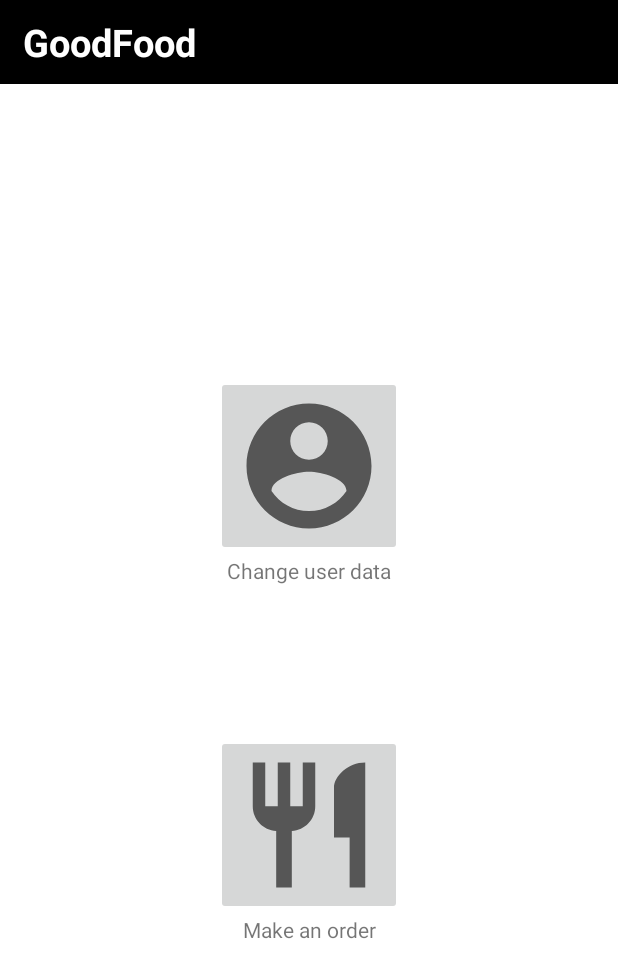
After one commit to serujin/GoodFood, an Android app: the IntermediateActivity screen opened directly, with no data from a screen before it, on a phone screen of 412 x 824 dp. The commit adds this screen. Shown: the top 978 px of the screen. Run offline under Robolectric (Android 15) with nearby library versions, the phone set to English and light mode, and no system bars; our stand-ins replace Firebase (no records; nobody signed in at launch, a user with empty details on screens opened directly).

Commit message:
Added intermediate

```diff
--- /dev/null
+++ b/GoodFood/app/src/main/java/com/android/serujilituni/goodfood/activities/intermediate/IntermediateActivity.java
@@ -0,0 +1,30 @@
+package com.android.serujilituni.goodfood.activities.intermediate;
+
+import androidx.appcompat.app.AppCompatActivity;
+
+import android.os.Bundle;
+
+import com.android.serujilituni.goodfood.R;
+import com.android.serujilituni.goodfood.activities.changedata.ChangeDataActivity;
+import com.android.serujilituni.goodfood.activities.restaurant.RestaurantsActivity;
+import com.android.serujilituni.goodfood.store.AppCache;
+import com.android.serujilituni.goodfood.store.DBManager;
+import com.android.serujilituni.goodfood.utils.Utils;
+
+public class IntermediateActivity extends AppCompatActivity {
+
+    @Override
+    protected void onCreate(Bundle savedInstanceState) {
+        super.onCreate(savedInstanceState);
+        setContentView(R.layout.activity_intermediate);
+        AppCache.getInstance().setContext(this);
+        DBManager.getInstance().updateRestaurants();
+        initButtons();
+        Utils.updateUserLocation();
+    }
+
+    private void initButtons() {
+        findViewById(R.id.change_user_data_btn).setOnClickListener(v -> Utils.changeActivity(ChangeDataActivity.class));
+        findViewById(R.id.go_to_restaurant_btn).setOnClickListener(v -> Utils.changeActivity(RestaurantsActivity.class));
+    }
+}
--- a/GoodFood/app/src/main/java/com/android/serujilituni/goodfood/activities/login/LoginActivity.java
+++ b/GoodFood/app/src/main/java/com/android/serujilituni/goodfood/activities/login/LoginActivity.java
@@ -19,8 +19,7 @@ public class LoginActivity extends AppCompatActivity {
         super.onCreate(savedInstanceState);
         setContentView(R.layout.activity_login);
         AppCache.getInstance().setContext(this);
-
-        new LoginController(getTextViews(), getEditTexts(), findViewById(R.id.login_btn), findViewById(R.id.progress_bar));
+        new LoginController(getTextViews(), getEditTexts(), findViewById(R.id.login_btn));
         /*** Test Data
 
          /**
--- a/GoodFood/app/src/main/java/com/android/serujilituni/goodfood/activities/login/LoginController.java
+++ b/GoodFood/app/src/main/java/com/android/serujilituni/goodfood/activities/login/LoginController.java
@@ -22,8 +22,8 @@ public class LoginController {
     private EditText[] ets;
     private Button loginBtn;
 
-    public LoginController(TextView[] tvs, EditText[] ets, Button loginBtn, ProgressBar pb) {
-        DBManager.getInstance().updateRestaurants();
+    public LoginController(TextView[] tvs, EditText[] ets, Button loginBtn) {
+
         this.tvs = tvs;
         this.ets = ets;
         this.loginBtn = loginBtn;
@@ -54,12 +54,7 @@ public class LoginController {
         String email = Utils.getStringFromEditText(this.ets[Constants.LOGIN_EMAIL_ET_INDEX]).trim();
         String password = Utils.getStringFromEditText(this.ets[Constants.LOGIN_PASSWORD_ET_INDEX]).trim();
         if(validateUserData(email, password)) {
-            new Handler(Looper.getMainLooper()).postDelayed(new Runnable() {
-                @Override
-                public void run() {
-                    CredentialsManager.login(email, password);
-                }
-            }, 500);
+            new Handler(Looper.getMainLooper()).postDelayed(() -> CredentialsManager.login(email, password), 500);
         }
     }
 
--- a/GoodFood/app/src/main/java/com/android/serujilituni/goodfood/activities/menu/MenuController.java
+++ b/GoodFood/app/src/main/java/com/android/serujilituni/goodfood/activities/menu/MenuController.java
@@ -48,7 +48,7 @@ public class MenuController {
     private void initOrderNavigationView() {
         menu.setOnClickListener(view -> openDrawer());
         pay.setOnClickListener(view -> {
-            if(AppCache.getInstance().getLocation()[0] == null) {
+            if(AppCache.getInstance().getLocation()[0] != null && AppCache.getInstance().getLocation()[1] != null) {
                 if(AppCache.getInstance().getCurrentOrder().size() > 0) {
                     Utils.changeActivity(OrderSummaryActivity.class);
                 } else {
--- a/GoodFood/app/src/main/java/com/android/serujilituni/goodfood/activities/restaurant/RestaurantsController.java
+++ b/GoodFood/app/src/main/java/com/android/serujilituni/goodfood/activities/restaurant/RestaurantsController.java
@@ -32,7 +32,6 @@ public class RestaurantsController {
         this.pay = pay;
         this.price = price;
         initViews();
-        Utils.updateUserLocation();
     }
 
     private void initViews() {
@@ -49,7 +48,7 @@ public class RestaurantsController {
     private void initOrderNavigationView() {
          menu.setOnClickListener(view -> openDrawer());
          pay.setOnClickListener(view -> {
-             if(AppCache.getInstance().getLocation()[0] == null) {
+             if(AppCache.getInstance().getLocation()[0] != null && AppCache.getInstance().getLocation()[1] != null) {
                  if(AppCache.getInstance().getCurrentOrder().size() > 0) {
                      Utils.changeActivity(OrderSummaryActivity.class);
                  } else {
--- a/GoodFood/app/src/main/java/com/android/serujilituni/goodfood/credentials/CredentialsManager.java
+++ b/GoodFood/app/src/main/java/com/android/serujilituni/goodfood/credentials/CredentialsManager.java
@@ -5,6 +5,7 @@ import android.widget.Toast;
 import androidx.annotation.NonNull;
 
 import com.android.serujilituni.goodfood.R;
+import com.android.serujilituni.goodfood.activities.intermediate.IntermediateActivity;
 import com.android.serujilituni.goodfood.activities.restaurant.RestaurantsActivity;
 import com.android.serujilituni.goodfood.model.User;
 import com.android.serujilituni.goodfood.store.DBManager;
@@ -19,7 +20,7 @@ public class CredentialsManager {
         FirebaseAuth.getInstance().signInWithEmailAndPassword(email, password).addOnCompleteListener(task -> {
             if (task.isSuccessful()) {
                 if (CredentialsManager.userEmailIsVerified()) {
-                    Utils.changeActivity(RestaurantsActivity.class);
+                    Utils.changeActivity(IntermediateActivity.class);
                 } else {
                     CredentialsManager.notifyRequiredVerification();
                 }
--- a/GoodFood/app/src/main/java/com/android/serujilituni/goodfood/store/AppCache.java
+++ b/GoodFood/app/src/main/java/com/android/serujilituni/goodfood/store/AppCache.java
@@ -18,7 +18,6 @@ public class AppCache {
     private int currentRestaurant;
     private Double[] latAndLong;
     private Context context;
-    public boolean locationSetted;
     private DecimalFormat formatter;
 
     public static AppCache getInstance(){
@@ -34,7 +33,6 @@ public class AppCache {
         this.userAddress = "Try again";
         this.formatter = new DecimalFormat("0.00");
         this.latAndLong = new Double[2];
-        this.locationSetted = false;
     }
 
     public void addPlate(TemporalPlateItem plate) {
--- a/GoodFood/app/src/main/java/com/android/serujilituni/goodfood/store/DBManager.java
+++ b/GoodFood/app/src/main/java/com/android/serujilituni/goodfood/store/DBManager.java
@@ -10,6 +10,7 @@ import androidx.core.app.ActivityCompat;
 import androidx.core.content.ContextCompat;
 
 import com.android.serujilituni.goodfood.R;
+import com.android.serujilituni.goodfood.activities.intermediate.IntermediateActivity;
 import com.android.serujilituni.goodfood.activities.login.LoginActivity;
 import com.android.serujilituni.goodfood.activities.restaurant.RestaurantsActivity;
 import com.android.serujilituni.goodfood.constants.Constants;
@@ -63,7 +64,7 @@ public class DBManager {
     public void updateRestaurants() {
         Context context = AppCache.getInstance().getContext();
         if (ContextCompat.checkSelfPermission(context, Manifest.permission.ACCESS_FINE_LOCATION) != PackageManager.PERMISSION_GRANTED) {
-            ActivityCompat.requestPermissions((LoginActivity) context, new String[]{
+            ActivityCompat.requestPermissions((IntermediateActivity) context, new String[]{
                     Manifest.permission.ACCESS_FINE_LOCATION
             }, 100);
         }
--- a/GoodFood/app/src/main/java/com/android/serujilituni/goodfood/utils/Utils.java
+++ b/GoodFood/app/src/main/java/com/android/serujilituni/goodfood/utils/Utils.java
@@ -22,6 +22,7 @@ import androidx.core.app.ActivityCompat;
 import androidx.core.content.ContextCompat;
 
 import com.android.serujilituni.goodfood.R;
+import com.android.serujilituni.goodfood.activities.intermediate.IntermediateActivity;
 import com.android.serujilituni.goodfood.activities.login.LoginActivity;
 import com.android.serujilituni.goodfood.activities.menu.MenuActivity;
 import com.android.serujilituni.goodfood.activities.ordercomplete.OrderCompleteActivity;
@@ -219,17 +220,16 @@ public class Utils {
     public static void updateUserLocation() {
         Context context = AppCache.getInstance().getContext();
         if (ContextCompat.checkSelfPermission(context, Manifest.permission.ACCESS_FINE_LOCATION) != PackageManager.PERMISSION_GRANTED) {
-            ActivityCompat.requestPermissions((RestaurantsActivity) context, new String[]{
+            ActivityCompat.requestPermissions((IntermediateActivity) context, new String[]{
                     Manifest.permission.ACCESS_FINE_LOCATION
             }, 100);
         }
         LocationManager lm = (LocationManager) context.getSystemService(LOCATION_SERVICE);
         lm.requestLocationUpdates(LocationManager.GPS_PROVIDER, 5000, 5, location -> {
-            Geocoder geocoder = new Geocoder(context, Locale.getDefault());
             try {
+                Geocoder geocoder = new Geocoder(context, Locale.getDefault());
                 AppCache.getInstance().setLocation(location.getLatitude(), location.getLongitude());
                 AppCache.getInstance().setUserAddress(geocoder.getFromLocation(location.getLatitude(), location.getLongitude(), 1).get(0).getAddressLine(0));
-                AppCache.getInstance().locationSetted = true;
             } catch (IOException e) {
                 e.printStackTrace();
             }
--- /dev/null
+++ b/GoodFood/app/src/main/res/drawable/ic_baseline_account_circle_24.xml
@@ -0,0 +1,10 @@
+<vector xmlns:android="http://schemas.android.com/apk/res/android"
+    android:width="100dp"
+    android:height="100dp"
+    android:viewportWidth="24"
+    android:viewportHeight="24"
+    android:tint="?attr/colorControlNormal">
+  <path
+      android:fillColor="@android:color/white"
+      android:pathData="M12,2C6.48,2 2,6.48 2,12s4.48,10 10,10 10,-4.48 10,-10S17.52,2 12,2zM12,5c1.66,0 3,1.34 3,3s-1.34,3 -3,3 -3,-1.34 -3,-3 1.34,-3 3,-3zM12,19.2c-2.5,0 -4.71,-1.28 -6,-3.22 0.03,-1.99 4,-3.08 6,-3.08 1.99,0 5.97,1.09 6,3.08 -1.29,1.94 -3.5,3.22 -6,3.22z"/>
+</vector>
--- /dev/null
+++ b/GoodFood/app/src/main/res/drawable/ic_baseline_restaurant_24.xml
@@ -0,0 +1,5 @@
+<vector android:height="100dp" android:tint="?attr/colorControlNormal"
+    android:viewportHeight="24" android:viewportWidth="24"
+    android:width="100dp" xmlns:android="http://schemas.android.com/apk/res/android">
+    <path android:fillColor="@android:color/white" android:pathData="M11,9L9,9L9,2L7,2v7L5,9L5,2L3,2v7c0,2.12 1.66,3.84 3.75,3.97L6.75,22h2.5v-9.03C11.34,12.84 13,11.12 13,9L13,2h-2v7zM16,6v8h2.5v8L21,22L21,2c-2.76,0 -5,2.24 -5,4z"/>
+</vector>
--- /dev/null
+++ b/GoodFood/app/src/main/res/layout/activity_intermediate.xml
@@ -0,0 +1,87 @@
+<?xml version="1.0" encoding="utf-8"?>
+<androidx.constraintlayout.widget.ConstraintLayout xmlns:android="http://schemas.android.com/apk/res/android"
+    xmlns:app="http://schemas.android.com/apk/res-auto"
+    xmlns:tools="http://schemas.android.com/tools"
+    android:layout_width="match_parent"
+    android:layout_height="match_parent"
+    tools:context=".activities.intermediate.IntermediateActivity">
+
+    <LinearLayout
+        android:layout_width="match_parent"
+        android:layout_height="match_parent"
+        android:orientation="vertical">
+
+        <LinearLayout
+            android:layout_width="match_parent"
+            android:layout_height="?actionBarSize"
+            android:background="#000000"
+            android:gravity="center_vertical"
+            android:orientation="horizontal">
+
+            <TextView
+                android:id="@+id/textTitle2"
+                android:layout_width="346dp"
+                android:layout_height="wrap_content"
+                android:paddingLeft="15dp"
+                android:paddingRight="200dp"
+                android:text="@string/app_name"
+                android:textColor="@color/white"
+                android:textSize="25sp"
+                android:textStyle="bold" />
+        </LinearLayout>
+
+        <LinearLayout
+            android:layout_width="match_parent"
+            android:layout_height="match_parent"
+            android:gravity="center"
+            android:orientation="vertical">
+
+            <LinearLayout
+                android:layout_width="match_parent"
+                android:layout_height="wrap_content"
+                android:gravity="center"
+                android:orientation="vertical">
+
+                <ImageButton
+                    android:id="@+id/change_user_data_btn"
+                    android:layout_width="wrap_content"
+                    android:layout_height="wrap_content"
+                    app:srcCompat="@drawable/ic_baseline_account_circle_24" />
+
+                <TextView
+                    android:id="@+id/textView16"
+                    android:layout_width="match_parent"
+                    android:layout_height="wrap_content"
+                    android:gravity="center"
+                    android:text="Change user data" />
+            </LinearLayout>
+
+            <Space
+                android:layout_width="match_parent"
+                android:layout_height="100dp" />
+
+            <LinearLayout
+                android:layout_width="match_parent"
+                android:layout_height="wrap_content"
+                android:gravity="center"
+                android:orientation="vertical">
+
+                <ImageButton
+                    android:id="@+id/go_to_restaurant_btn"
+                    android:layout_width="wrap_content"
+                    android:layout_height="wrap_content"
+                    app:srcCompat="@drawable/ic_baseline_restaurant_24" />
+
+                <TextView
+                    android:id="@+id/textView17"
+                    android:layout_width="match_parent"
+                    android:layout_height="wrap_content"
+                    android:gravity="center"
+                    android:text="Make an order" />
+            </LinearLayout>
+
+        </LinearLayout>
+
+    </LinearLayout>
+
+</androidx.constraintlayout.widget.ConstraintLayout>
```
Also changed, not shown: GoodFood/app/src/main/AndroidManifest.xml (+4 -3 lines).
